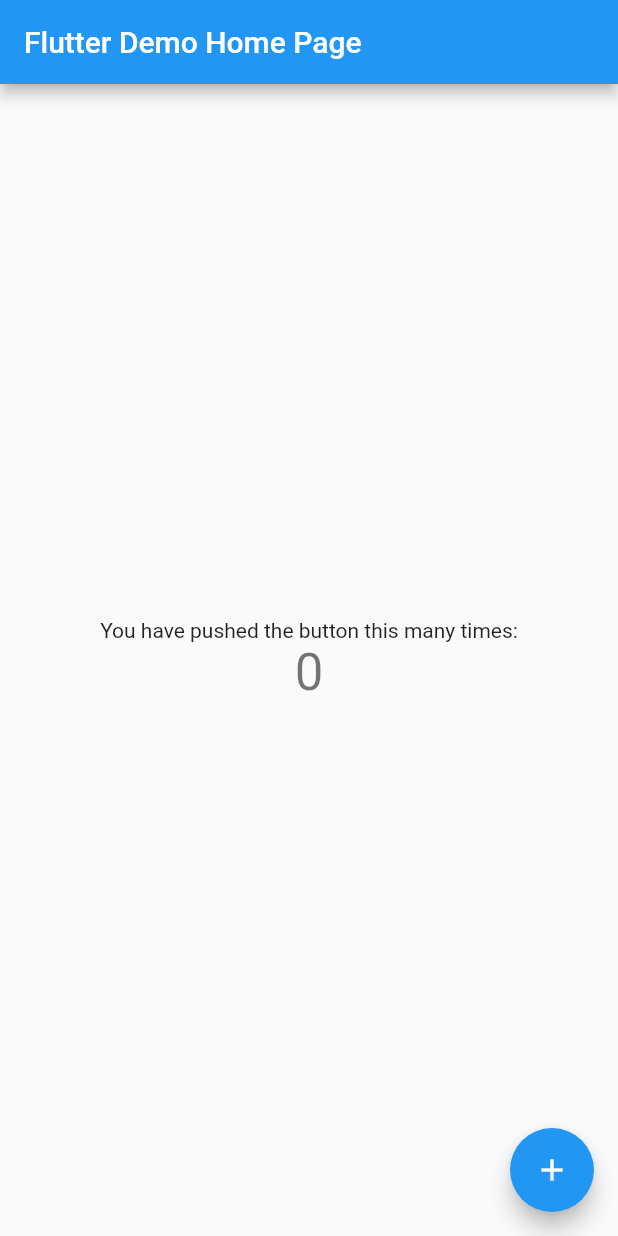
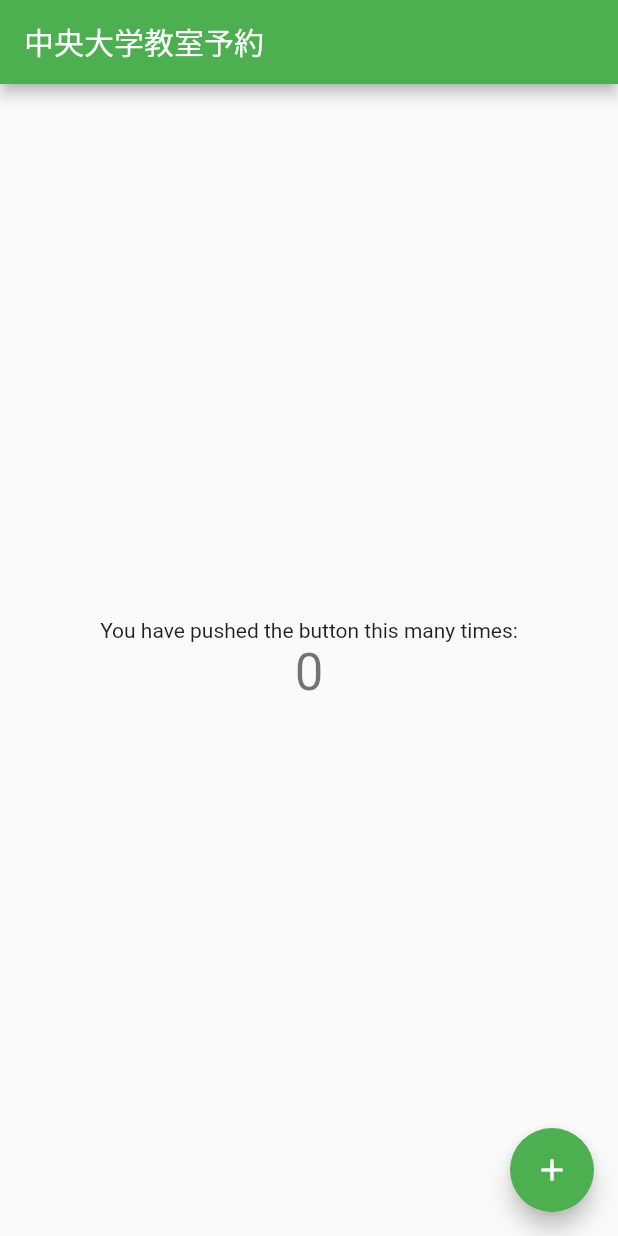
Before and after one commit to v-code-team-pioneer-inc/ccrs-mobile, a Flutter app: the screen it shows after launch, on a phone screen of 412 x 824 dp. Run offline on Flutter 3.47's test engine with Material 2 defaults, Android fonts, the phone set to English and light mode, and no system bars.

Commit message:
[ADD]タイトル

```diff
--- a/lib/main.dart
+++ b/lib/main.dart
@@ -11,11 +11,11 @@ class MyApp extends StatelessWidget {
   @override
   Widget build(BuildContext context) {
     return MaterialApp(
-      title: 'Flutter Demo',
+      title: '中央大学教室予約',
       theme: ThemeData(
-        primarySwatch: Colors.blue,
+        primarySwatch: Colors.green,
       ),
-      home: const MyHomePage(title: 'Flutter Demo Home Page'),
+      home: const MyHomePage(title: '中央大学教室予約'),
     );
   }
 }
```
